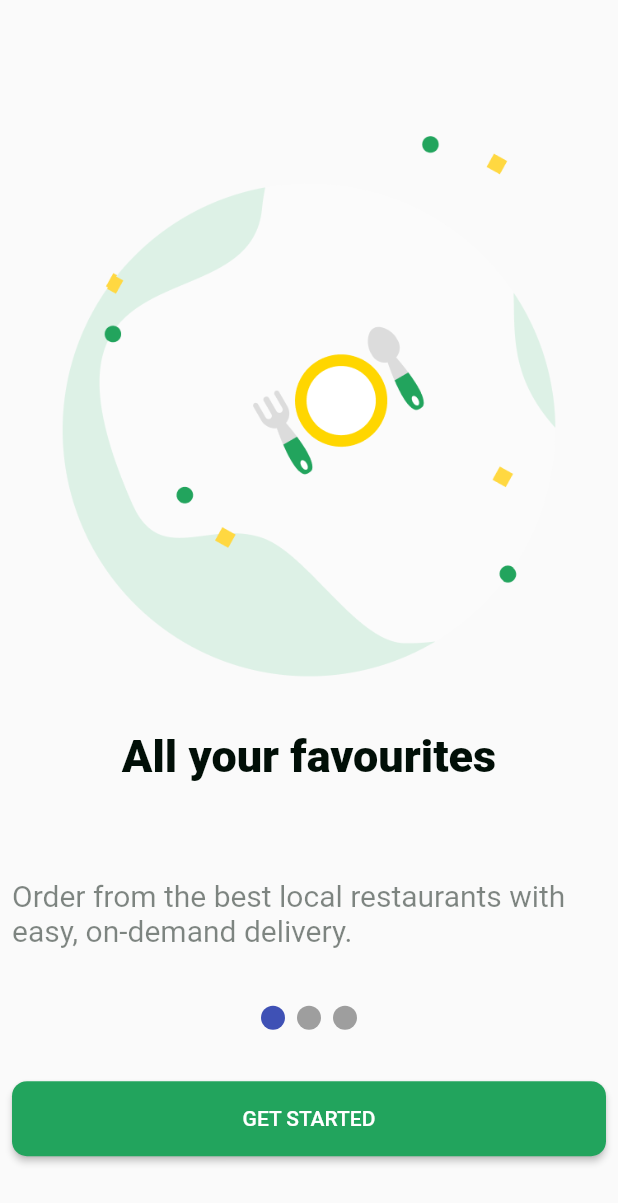
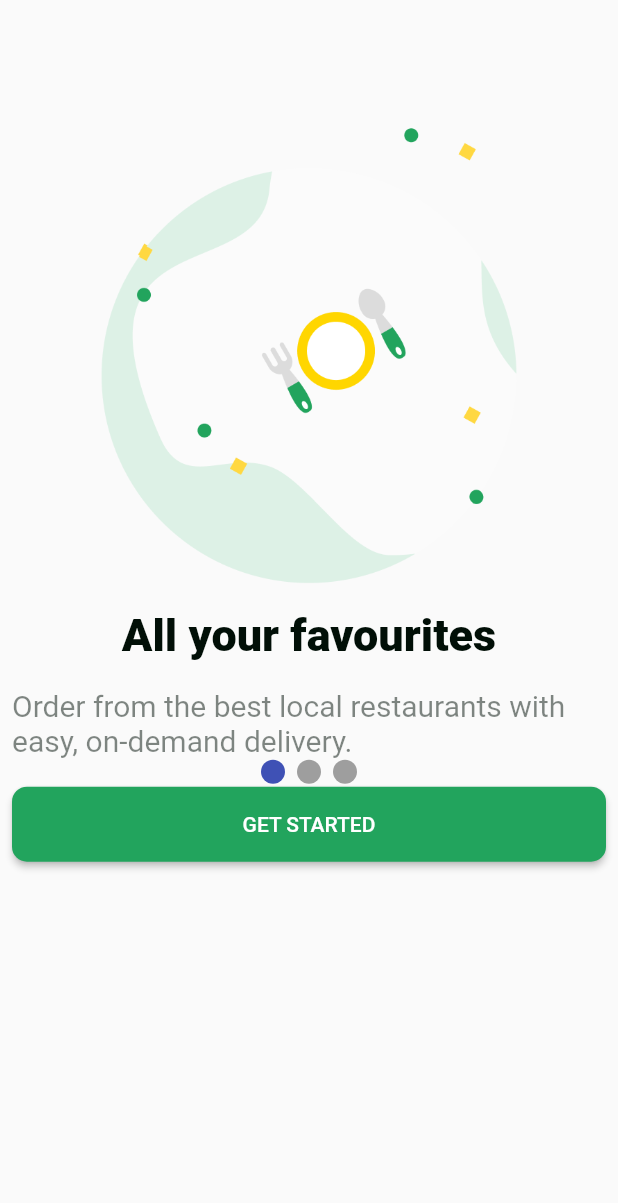
Before and after one commit to Teewhydot/foodly, a Flutter app: the Onboarding screen opened directly, on a phone screen of 412 x 824 dp. Shown: the top 1203 px of the screen. Run offline on Flutter 3.47's test engine with Material 2 defaults, Android fonts, the phone set to English and light mode, and no system bars; drawn by our look-alikes of smooth_page_indicator; our stand-ins replace carousel_pro, expandable, flutter_screenutil, font_awesome_flutter, introduction_screen, page_transition and 1 more.

Commit message:
Fixed UI overflow issue with Expanded widgets(Onboarding Screen)

```diff
--- a/lib/main.dart
+++ b/lib/main.dart
@@ -1,6 +1,6 @@
 import 'package:flutter/material.dart';
 import 'package:flutter_screenutil/flutter_screenutil.dart';
-import 'package:foodly/screens/mainscreen.dart';
+import 'package:foodly/screens/onboarding/onboarding.dart';
 
 void main() {
   runApp(const MyApp());
@@ -27,7 +27,7 @@ class Home extends StatelessWidget {
         theme: ThemeData(
           primarySwatch: Colors.blue,
         ),
-        home: const MainScreen(),
+        home: const Onboarding(),
       ),
     );
   }
--- a/lib/screens/onboarding/onboarding.dart
+++ b/lib/screens/onboarding/onboarding.dart
@@ -51,14 +51,14 @@ class _OnboardingState extends State<Onboarding> {
             ),
           ),
           Align(
-              alignment: Alignment(0.w, 0.65.h),
+              alignment: Alignment(0.w, 0.25.h),
               child: SmoothPageIndicator(
                 controller: pageController,
                 count: 3,
                 effect: const WormEffect(),
               )),
           Align(
-              alignment: Alignment(0.w, 0.85.h),
+              alignment: Alignment(0.w, 0.35.h),
               child: ReusableButton(const Text('GET STARTED'), () {
                 Navigator.push(
                     context,
--- a/lib/screens/onboarding/pages_model.dart
+++ b/lib/screens/onboarding/pages_model.dart
@@ -16,25 +16,29 @@ class PageModel extends StatelessWidget {
   @override
   Widget build(BuildContext context) {
     return Column(
-      mainAxisAlignment: MainAxisAlignment.center,
+      mainAxisAlignment: MainAxisAlignment.start,
       children: [
-        addVerticalSpacing(20),
         Expanded(
-            flex: 5,
-            child: SizedBox(
-                height: 383.h, width: 376.w, child: Image.asset(imageAsset))),
+          flex: 3,
+          child: Column(
+            children: [
+              addVerticalSpacing(40),
+              SizedBox(
+                  height: 350.h, width: 350.w, child: Image.asset(imageAsset)),
               addVerticalSpacing(10),
-        Expanded(flex: 1, child: Text(heading, style: kBoldTextStyle)),
-        Expanded(
-          flex: 1,
-          child: Padding(
+              Text(heading, style: kBoldTextStyle),
+              addVerticalSpacing(10),
+              Padding(
                 padding: const EdgeInsets.all(8.0),
                 child: Text(
                   description,
                   style: kDescTextStyle,
                 ),
               ),
+            ],
           ),
+        ),
+        Expanded(flex: 1, child: Column())
       ],
     );
   }
```
Lines whose indentation alone changed are shown as unchanged.
